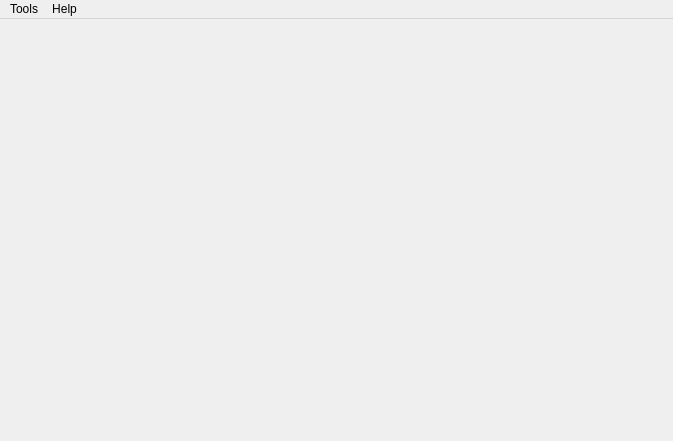
Old version of the form apps/speechrecognition/speechrecognition.ui in the repository levanhong05/VietnameseSpeechRecognition.
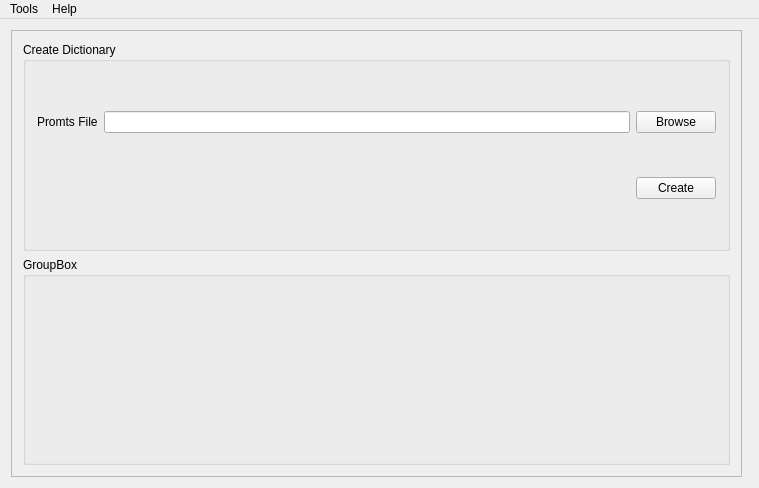
New version of the form. Icons and pictures are not drawn.

Commit message: Add function create dictionary

What changed in the file:
```diff
--- a/apps/speechrecognition/speechrecognition.ui
+++ b/apps/speechrecognition/speechrecognition.ui
@@ -6,8 +6,8 @@
    <rect>
     <x>0</x>
     <y>0</y>
-    <width>673</width>
-    <height>441</height>
+    <width>759</width>
+    <height>488</height>
    </rect>
   </property>
   <property name="windowTitle">
@@ -17,13 +17,85 @@
    <iconset resource="speech_res.qrc">
     <normaloff>:/images/chat.png</normaloff>:/images/chat.png</iconset>
   </property>
-  <widget class="QWidget" name="centralWidget"/>
+  <widget class="QWidget" name="centralWidget">
+   <layout class="QHBoxLayout" name="horizontalLayout">
+    <item>
+     <widget class="QFrame" name="frameTraining">
+      <property name="frameShape">
+       <enum>QFrame::StyledPanel</enum>
+      </property>
+      <property name="frameShadow">
+       <enum>QFrame::Raised</enum>
+      </property>
+      <layout class="QVBoxLayout" name="verticalLayout">
+       <item>
+        <widget class="QGroupBox" name="groupBox">
+         <property name="title">
+          <string>Create Dictionary</string>
+         </property>
+         <layout class="QGridLayout" name="gridLayout">
+          <item row="0" column="0">
+           <widget class="QLabel" name="lblPromtPath">
+            <property name="text">
+             <string>Promts File</string>
+            </property>
+           </widget>
+          </item>
+          <item row="0" column="1">
+           <widget class="QLineEdit" name="txtPromtPath">
+            <property name="sizePolicy">
+             <sizepolicy hsizetype="Expanding" vsizetype="Fixed">
+              <horstretch>0</horstretch>
+              <verstretch>0</verstretch>
+             </sizepolicy>
+            </property>
+           </widget>
+          </item>
+          <item row="0" column="2">
+           <widget class="QPushButton" name="btnPromtBrowse">
+            <property name="text">
+             <string>Browse</string>
+            </property>
+           </widget>
+          </item>
+          <item row="1" column="2">
+           <widget class="QPushButton" name="btnCreateDictionary">
+            <property name="text">
+             <string>Create</string>
+            </property>
+           </widget>
+          </item>
+         </layout>
+        </widget>
+       </item>
+       <item>
+        <widget class="QGroupBox" name="groupBox_2">
+         <property name="title">
+          <string>GroupBox</string>
+         </property>
+        </widget>
+       </item>
+      </layout>
+     </widget>
+    </item>
+    <item>
+     <widget class="QFrame" name="frameTest">
+      <property name="frameShape">
+       <enum>QFrame::StyledPanel</enum>
+      </property>
+      <property name="frameShadow">
+       <enum>QFrame::Raised</enum>
+      </property>
+     </widget>
+    </item>
+   </layout>
+  </widget>
   <widget class="QMenuBar" name="menuBar">
    <property name="geometry">
     <rect>
      <x>0</x>
      <y>0</y>
-     <width>673</width>
+     <width>759</width>
      <height>21</height>
     </rect>
    </property>
```
The commit also changes 5 other files.
